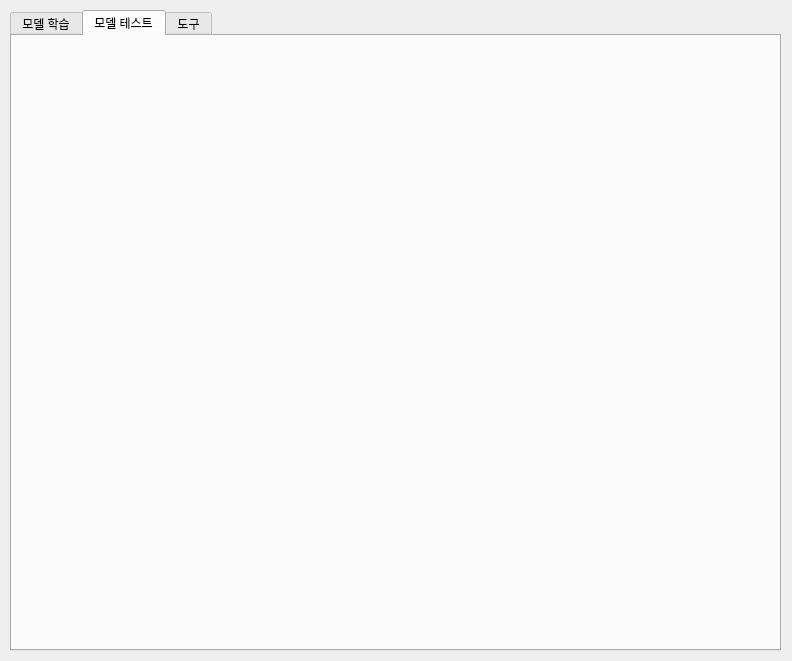
First picture: the form in resource/main_form.ui, repository boa9448/PyAutoMakerHuman, before the edit.
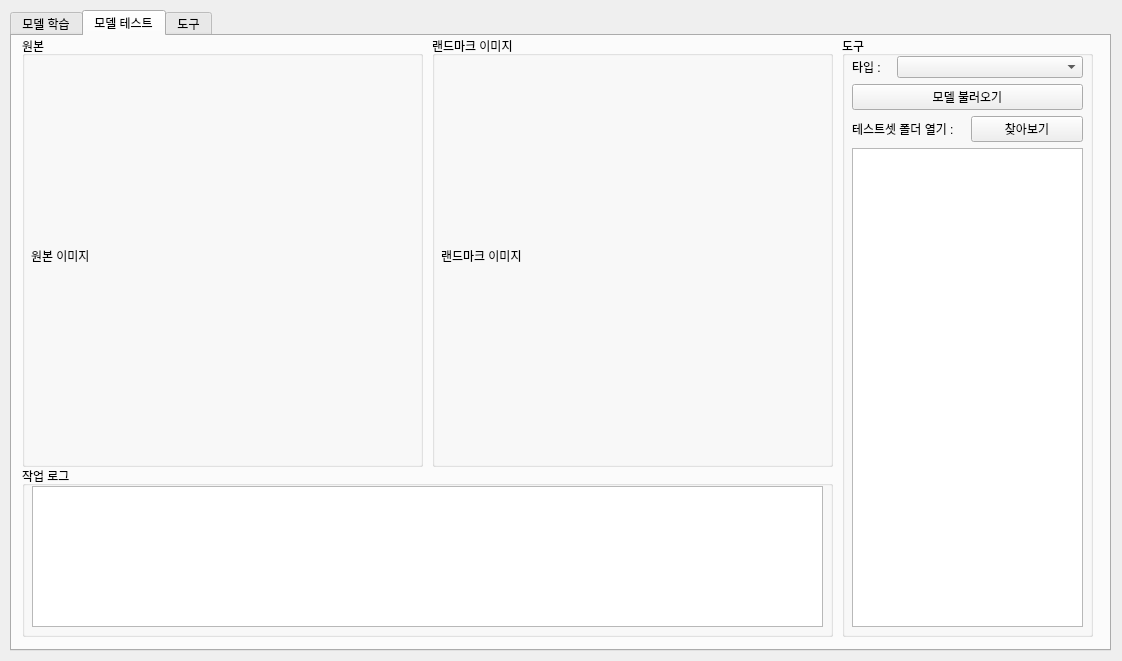
Second picture: the form after the edit. The open tabs and pages were chosen to show the change.

Commit message: 학습 UI수정, 테스트 UI틀 작성

The edit to the form file:
```diff
--- a/resource/main_form.ui
+++ b/resource/main_form.ui
@@ -9,7 +9,7 @@
    <rect>
     <x>0</x>
     <y>0</y>
-    <width>792</width>
+    <width>1122</width>
     <height>661</height>
    </rect>
   </property>
@@ -21,7 +21,7 @@
     <rect>
      <x>10</x>
      <y>10</y>
-     <width>771</width>
+     <width>1101</width>
      <height>641</height>
     </rect>
    </property>
@@ -253,6 +253,192 @@
     <attribute name="title">
      <string>모델 테스트</string>
     </attribute>
+    <widget class="QGroupBox" name="groupBox_5">
+     <property name="geometry">
+      <rect>
+       <x>10</x>
+       <y>0</y>
+       <width>401</width>
+       <height>431</height>
+      </rect>
+     </property>
+     <property name="title">
+      <string>원본</string>
+     </property>
+     <widget class="QWidget" name="verticalLayoutWidget_4">
+      <property name="geometry">
+       <rect>
+        <x>9</x>
+        <y>19</y>
+        <width>381</width>
+        <height>401</height>
+       </rect>
+      </property>
+      <layout class="QVBoxLayout" name="verticalLayout_5">
+       <item>
+        <widget class="QLabel" name="original_img_label_2">
+         <property name="text">
+          <string>원본 이미지</string>
+         </property>
+        </widget>
+       </item>
+      </layout>
+     </widget>
+    </widget>
+    <widget class="QGroupBox" name="groupBox_6">
+     <property name="geometry">
+      <rect>
+       <x>420</x>
+       <y>0</y>
+       <width>401</width>
+       <height>431</height>
+      </rect>
+     </property>
+     <property name="title">
+      <string>랜드마크 이미지</string>
+     </property>
+     <widget class="QWidget" name="verticalLayoutWidget_6">
+      <property name="geometry">
+       <rect>
+        <x>9</x>
+        <y>19</y>
+        <width>381</width>
+        <height>401</height>
+       </rect>
+      </property>
+      <layout class="QVBoxLayout" name="verticalLayout_8">
+       <item>
+        <widget class="QLabel" name="result_img_label_2">
+         <property name="text">
+          <string>랜드마크 이미지</string>
+         </property>
+        </widget>
+       </item>
+      </layout>
+     </widget>
+    </widget>
+    <widget class="QGroupBox" name="groupBox_7">
+     <property name="geometry">
+      <rect>
+       <x>830</x>
+       <y>0</y>
+       <width>251</width>
+       <height>601</height>
+      </rect>
+     </property>
+     <property name="title">
+      <string>도구</string>
+     </property>
+     <widget class="QWidget" name="verticalLayoutWidget_9">
+      <property name="geometry">
+       <rect>
+        <x>10</x>
+        <y>20</y>
+        <width>231</width>
+        <height>571</height>
+       </rect>
+      </property>
+      <layout class="QVBoxLayout" name="verticalLayout_11">
+       <item>
+        <layout class="QVBoxLayout" name="verticalLayout_12">
+         <item>
+          <layout class="QHBoxLayout" name="horizontalLayout_5">
+           <item>
+            <widget class="QLabel" name="label_4">
+             <property name="sizePolicy">
+              <sizepolicy hsizetype="Fixed" vsizetype="Preferred">
+               <horstretch>0</horstretch>
+               <verstretch>0</verstretch>
+              </sizepolicy>
+             </property>
+             <property name="text">
+              <string>타입 :   </string>
+             </property>
+            </widget>
+           </item>
+           <item>
+            <widget class="QComboBox" name="comboBox_2">
+             <property name="accessibleName">
+              <string/>
+             </property>
+             <property name="editable">
+              <bool>false</bool>
+             </property>
+             <property name="placeholderText">
+              <string/>
+             </property>
+            </widget>
+           </item>
+          </layout>
+         </item>
+         <item>
+          <widget class="QPushButton" name="model_save_button_2">
+           <property name="text">
+            <string>모델 불러오기</string>
+           </property>
+          </widget>
+         </item>
+        </layout>
+       </item>
+       <item>
+        <layout class="QHBoxLayout" name="horizontalLayout_2">
+         <item>
+          <widget class="QLabel" name="label_5">
+           <property name="text">
+            <string>테스트셋 폴더 열기 : </string>
+           </property>
+          </widget>
+         </item>
+         <item>
+          <widget class="QPushButton" name="train_path_find_button_2">
+           <property name="text">
+            <string>찾아보기</string>
+           </property>
+          </widget>
+         </item>
+        </layout>
+       </item>
+       <item>
+        <layout class="QVBoxLayout" name="verticalLayout_13">
+         <item>
+          <widget class="QListWidget" name="listWidget_3"/>
+         </item>
+        </layout>
+       </item>
+       <item>
+        <layout class="QHBoxLayout" name="horizontalLayout_6"/>
+       </item>
+      </layout>
+     </widget>
+    </widget>
+    <widget class="QGroupBox" name="groupBox_8">
+     <property name="geometry">
+      <rect>
+       <x>10</x>
+       <y>430</y>
+       <width>811</width>
+       <height>171</height>
+      </rect>
+     </property>
+     <property name="title">
+      <string>작업 로그</string>
+     </property>
+     <widget class="QWidget" name="verticalLayoutWidget_8">
+      <property name="geometry">
+       <rect>
+        <x>10</x>
+        <y>20</y>
+        <width>791</width>
+        <height>141</height>
+       </rect>
+      </property>
+      <layout class="QVBoxLayout" name="verticalLayout_10">
+       <item>
+        <widget class="QListWidget" name="listWidget_4"/>
+       </item>
+      </layout>
+     </widget>
+    </widget>
    </widget>
    <widget class="QWidget" name="tab_3">
     <attribute name="title">
```
Left out of the diff: 54 changed lines with no effect on the pictures.
